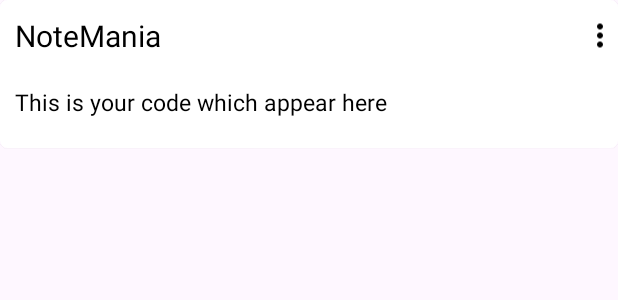
After one commit to faiyaz103/NoteMania, an Android app: the layout notes_layout.xml on its own in the app's theme, with its tools: preview values and no code run, on a phone screen of 412 x 824 dp. The commit adds this screen. Shown: the top 300 px of the screen. Run offline under Robolectric (Android 15) with nearby library versions, the phone set to English and light mode, and no system bars.

Commit message:
Authentication Updated, Notes Page Added, Menu Added

```diff
--- a/app/src/main/AndroidManifest.xml
+++ b/app/src/main/AndroidManifest.xml
@@ -13,7 +13,11 @@
         android:theme="@style/Theme.NoteMania"
         tools:targetApi="31">
         <activity
+            android:name=".createnote"
+            android:exported="false" />
+        <activity
             android:name=".notesActivity"
+            android:theme="@style/Theme.AppCompat.DayNight.DarkActionBar"
             android:exported="false" />
         <activity
             android:name=".forgotpassword"
--- /dev/null
+++ b/app/src/main/res/drawable/baseline_add_24.xml
@@ -0,0 +1,5 @@
+<vector xmlns:android="http://schemas.android.com/apk/res/android" android:height="24dp" android:tint="#000000" android:viewportHeight="24" android:viewportWidth="24" android:width="24dp">
+
+    <path android:fillColor="@android:color/white" android:pathData="M19,13h-6v6h-2v-6H5v-2h6V5h2v6h6v2z"/>
+
+</vector>
--- /dev/null
+++ b/app/src/main/res/drawable/baseline_more_vert_24.xml
@@ -0,0 +1,5 @@
+<vector xmlns:android="http://schemas.android.com/apk/res/android" android:height="24dp" android:tint="#000000" android:viewportHeight="24" android:viewportWidth="24" android:width="24dp">
+
+    <path android:fillColor="@android:color/white" android:pathData="M12,8c1.1,0 2,-0.9 2,-2s-0.9,-2 -2,-2 -2,0.9 -2,2 0.9,2 2,2zM12,10c-1.1,0 -2,0.9 -2,2s0.9,2 2,2 2,-0.9 2,-2 -0.9,-2 -2,-2zM12,16c-1.1,0 -2,0.9 -2,2s0.9,2 2,2 2,-0.9 2,-2 -0.9,-2 -2,-2z"/>
+
+</vector>
--- /dev/null
+++ b/app/src/main/res/layout/notes_layout.xml
@@ -0,0 +1,63 @@
+<?xml version="1.0" encoding="utf-8"?>
+<RelativeLayout xmlns:android="http://schemas.android.com/apk/res/android"
+    android:layout_width="match_parent"
+    android:layout_height="match_parent"
+    xmlns:app="http://schemas.android.com/apk/res-auto">
+
+    <androidx.cardview.widget.CardView
+        android:layout_width="match_parent"
+        android:layout_height="wrap_content"
+        android:elevation="5dp"
+        app:cardCornerRadius="5dp"
+        app:cardMaxElevation="5dp"
+        android:id="@+id/notecard">
+
+        <LinearLayout
+            android:layout_width="match_parent"
+            android:layout_height="wrap_content"
+            android:id="@+id/note"
+            android:orientation="vertical">
+            <LinearLayout
+                android:layout_width="match_parent"
+                android:layout_height="wrap_content"
+                android:orientation="horizontal">
+                <TextView
+                    android:layout_width="match_parent"
+                    android:layout_height="wrap_content"
+                    android:id="@+id/notetitle"
+                    android:paddingTop="10dp"
+                    android:paddingBottom="10dp"
+                    android:text="NoteMania"
+                    android:textSize="20sp"
+                    android:textColor="@color/black"
+                    android:layout_weight="1"
+                    android:paddingLeft="10dp">
+
+                </TextView>
+                <ImageView
+                    android:layout_width="wrap_content"
+                    android:layout_height="match_parent"
+                    android:id="@+id/menupopbutton"
+                    android:layout_weight="0"
+                    android:src="@drawable/baseline_more_vert_24">
+
+                </ImageView>
+            </LinearLayout>
+            <TextView
+                android:layout_width="match_parent"
+                android:layout_height="wrap_content"
+                android:id="@+id/notecontent"
+                android:paddingBottom="20dp"
+                android:paddingLeft="10dp"
+                android:paddingRight="10dp"
+                android:paddingTop="10dp"
+                android:text="This is your code which appear here"
+                android:textSize="15sp"
+                android:textColor="@color/black">
+
+            </TextView>
+
+        </LinearLayout>
+    </androidx.cardview.widget.CardView>
+
+</RelativeLayout>
--- /dev/null
+++ b/app/src/main/res/menu/menu.xml
@@ -0,0 +1,6 @@
+<?xml version="1.0" encoding="utf-8"?>
+<menu xmlns:android="http://schemas.android.com/apk/res/android">
+
+    <item android:id="@+id/logout"
+        android:title="Logout" />
+</menu>
```
Also changed, not shown: app/src/main/java/com/example/notemania/MainActivity.java (+6 -5 lines), app/src/main/java/com/example/notemania/createnote.java (added, +25 -0 lines), app/src/main/java/com/example/notemania/notesActivity.java (+46 -5 lines), app/src/main/res/layout/activity_createnote.xml (added, +10 -0 lines), app/src/main/res/layout/activity_notes.xml (+27 -2 lines).
